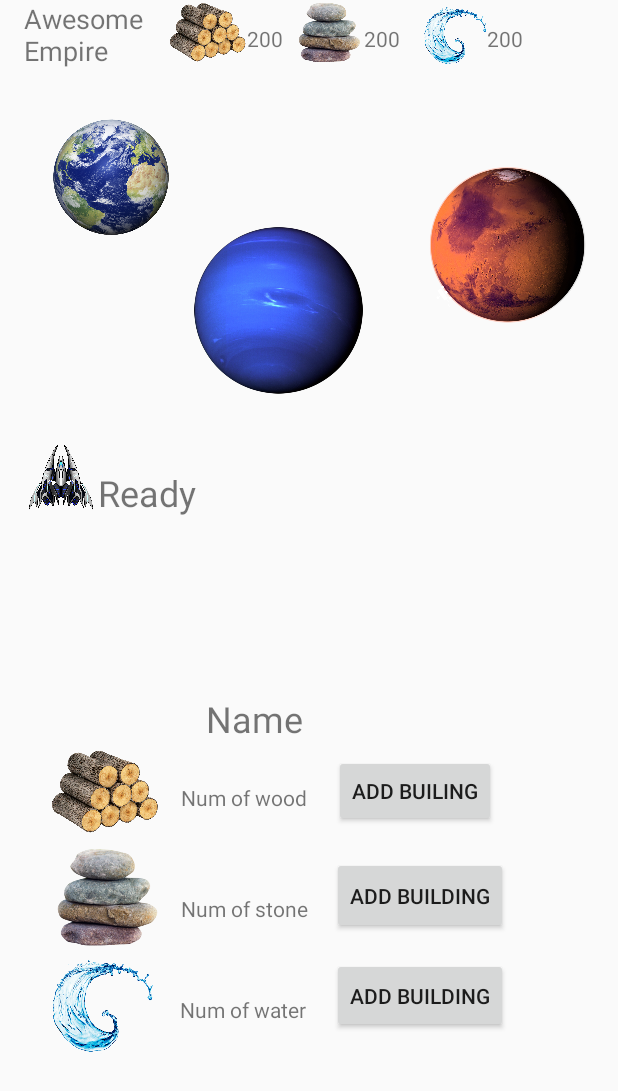
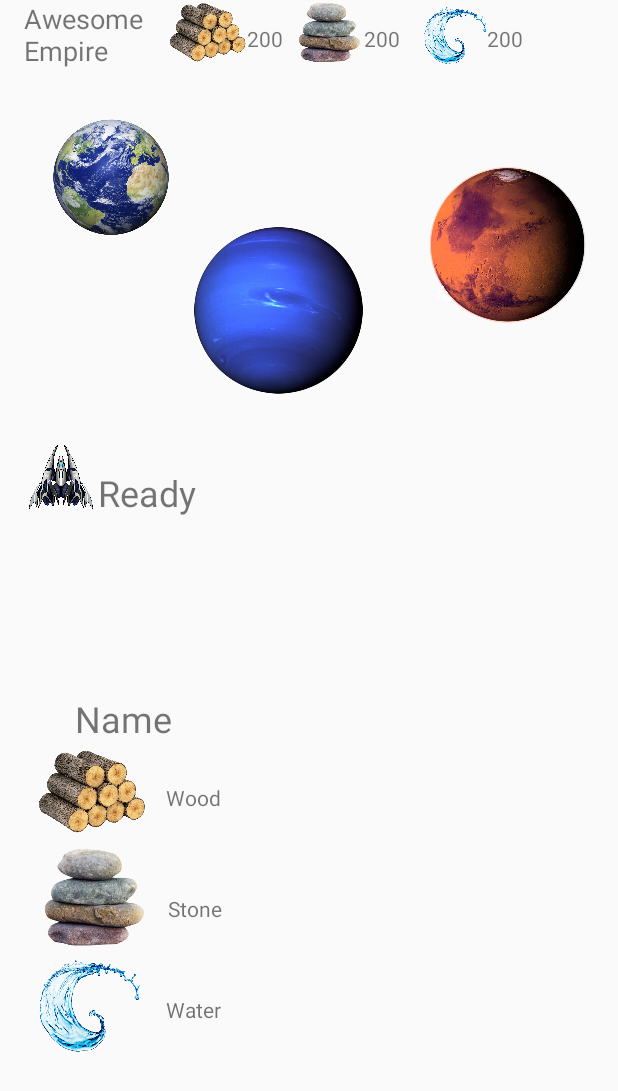
Before and after one commit to somnoynadno/SpaceApp, an Android app: the screen it shows after launch (MainActivity), on a phone screen of 412 x 824 dp. Shown: the top 1091 px of the screen. Run offline under Robolectric (Android 15) with nearby library versions, the phone set to English and light mode, and no system bars.

Commit message:
Planet info layout changed

```diff
--- a/app/src/main/java/com/example/spaceapp/MainActivity.java
+++ b/app/src/main/java/com/example/spaceapp/MainActivity.java
@@ -34,6 +34,9 @@ public class MainActivity extends AppCompatActivity {
     private TextView woodText;
     private TextView waterText;
     private TextView stoneText;
+    private TextView woodBuildingsNum;
+    private TextView waterBuildingsNum;
+    private TextView stoneBuildingsNum;
     private Button addWoodBuiling;
     private Button addStoneBuiling;
     private Button addWaterBuiling;
@@ -92,6 +95,9 @@ public class MainActivity extends AppCompatActivity {
         this.woodText = findViewById(R.id.woodText);
         this.waterText = findViewById(R.id.waterText);
         this.stoneText = findViewById(R.id.stoneText);
+        this.woodBuildingsNum = findViewById(R.id.woodBuildingsNum);
+        this.waterBuildingsNum = findViewById(R.id.waterBuildingsNum);
+        this.stoneBuildingsNum = findViewById(R.id.stoneBuildingsNum);
 
         this.addStoneBuiling = findViewById(R.id.stoneButton);
         this.addWaterBuiling = findViewById(R.id.waterButton);
@@ -109,6 +115,8 @@ public class MainActivity extends AppCompatActivity {
         this.marsView = findViewById(R.id.imageMars);
         this.neptuneView = findViewById(R.id.imageNeptune);
 
+        hidePlanetInfo();
+
         this.earthView.setOnClickListener(new View.OnClickListener() {
             @Override
             public void onClick(View v) {
@@ -125,6 +133,26 @@ public class MainActivity extends AppCompatActivity {
             @Override
             public void onClick(View v) {
                 setPlanetInfo(Neptune);
+            }
+        });
+
+        // TODO: add building type
+        this.addStoneBuiling.setOnClickListener(new View.OnClickListener() {
+            @Override
+            public void onClick(View v) {
+                createBuilding();
+            }
+        });
+        this.addWaterBuiling.setOnClickListener(new View.OnClickListener() {
+            @Override
+            public void onClick(View v) {
+                createBuilding();
+            }
+        });
+        this.addWoodBuiling.setOnClickListener(new View.OnClickListener() {
+            @Override
+            public void onClick(View v) {
+                createBuilding();
             }
         });
     }
@@ -152,13 +180,9 @@ public class MainActivity extends AppCompatActivity {
         }
 
         if (!planet.isCaptured()){
-            this.addStoneBuiling.setVisibility(GONE);
-            this.addWaterBuiling.setVisibility(GONE);
-            this.addWoodBuiling.setVisibility(GONE);
+            this.hidePlanetInfo();
         } else {
-            this.addStoneBuiling.setVisibility(VISIBLE);
-            this.addWaterBuiling.setVisibility(VISIBLE);
-            this.addWoodBuiling.setVisibility(VISIBLE);
+            this.showPlanetInfo();
         }
     }
 
@@ -176,6 +200,7 @@ public class MainActivity extends AppCompatActivity {
                 }
                 publishProgress(myProgress);
             }
+            empire.addPlanet(spaceship.getTargetPlanet());
             return 0;
         }
 
@@ -187,6 +212,30 @@ public class MainActivity extends AppCompatActivity {
                 spaceshipText.setText("Ready");
             }
         }
+    }
+
+    private void createBuilding(){
+
+    }
+
+    private void hidePlanetInfo(){
+        this.addStoneBuiling.setVisibility(GONE);
+        this.addWaterBuiling.setVisibility(GONE);
+        this.addWoodBuiling.setVisibility(GONE);
+
+        this.stoneBuildingsNum.setVisibility(GONE);
+        this.waterBuildingsNum.setVisibility(GONE);
+        this.woodBuildingsNum.setVisibility(GONE);
+    }
+
+    private void showPlanetInfo(){
+        this.addStoneBuiling.setVisibility(VISIBLE);
+        this.addWaterBuiling.setVisibility(VISIBLE);
+        this.addWoodBuiling.setVisibility(VISIBLE);
+
+        this.stoneBuildingsNum.setVisibility(VISIBLE);
+        this.waterBuildingsNum.setVisibility(VISIBLE);
+        this.woodBuildingsNum.setVisibility(VISIBLE);
     }
 
     @Override
--- a/app/src/main/java/com/example/spaceapp/spaceitems/Empire.java
+++ b/app/src/main/java/com/example/spaceapp/spaceitems/Empire.java
@@ -28,6 +28,10 @@ public class Empire {
         return this.name;
     }
 
+    public void addPlanet(Planet planet){
+        this.planets.add(planet);
+    }
+
     public List<Planet> getPlanets(){
         return this.planets;
     }
--- a/app/src/main/res/layout/planet_layout.xml
+++ b/app/src/main/res/layout/planet_layout.xml
@@ -37,7 +37,7 @@
         android:layout_marginStart="12dp"
         android:layout_marginEnd="16dp"
         android:layout_marginBottom="20dp"
-        android:text="Num of wood"
+        android:text="Wood"
         app:layout_constraintBottom_toTopOf="@+id/stoneView"
         app:layout_constraintEnd_toStartOf="@+id/woodButton"
         app:layout_constraintStart_toEndOf="@+id/woodView" />
@@ -61,7 +61,7 @@
         android:layout_marginStart="12dp"
         android:layout_marginEnd="16dp"
         android:layout_marginBottom="20dp"
-        android:text="Num of stone"
+        android:text="Stone"
         app:layout_constraintBottom_toBottomOf="@+id/stoneView"
         app:layout_constraintEnd_toStartOf="@+id/stoneButton"
         app:layout_constraintStart_toEndOf="@+id/stoneView" />
@@ -85,7 +85,7 @@
         android:layout_marginStart="16dp"
         android:layout_marginEnd="16dp"
         android:layout_marginBottom="24dp"
-        android:text="Num of water"
+        android:text="Water"
         app:layout_constraintBottom_toBottomOf="@+id/waterView"
         app:layout_constraintEnd_toStartOf="@+id/waterButton"
         app:layout_constraintStart_toEndOf="@+id/waterView" />
@@ -94,10 +94,10 @@
         android:id="@+id/woodButton"
         android:layout_width="wrap_content"
         android:layout_height="wrap_content"
-        android:layout_marginTop="8dp"
-        android:layout_marginEnd="8dp"
+        android:layout_marginTop="12dp"
+        android:layout_marginEnd="32dp"
         android:text="add builing"
-        app:layout_constraintEnd_toEndOf="parent"
+        app:layout_constraintEnd_toStartOf="@+id/woodBuildingsNum"
         app:layout_constraintTop_toBottomOf="@+id/planetName" />
 
     <Button
@@ -105,16 +105,51 @@
         android:layout_width="117dp"
         android:layout_height="51dp"
         android:layout_marginTop="20dp"
+        android:layout_marginEnd="20dp"
         android:text="add building"
-        app:layout_constraintEnd_toEndOf="parent"
+        app:layout_constraintEnd_toStartOf="@+id/stoneBuildingsNum"
         app:layout_constraintTop_toBottomOf="@+id/woodButton" />
 
     <Button
         android:id="@+id/waterButton"
         android:layout_width="117dp"
         android:layout_height="50dp"
-        android:layout_marginTop="16dp"
+        android:layout_marginTop="20dp"
+        android:layout_marginEnd="20dp"
         android:text="add building"
+        app:layout_constraintEnd_toStartOf="@+id/waterBuildingsNum"
+        app:layout_constraintTop_toBottomOf="@+id/stoneButton" />
+
+    <TextView
+        android:id="@+id/woodBuildingsNum"
+        android:layout_width="wrap_content"
+        android:layout_height="wrap_content"
+        android:layout_marginTop="24dp"
+        android:layout_marginEnd="28dp"
+        android:text="0"
+        android:textSize="24sp"
         app:layout_constraintEnd_toEndOf="parent"
-        app:layout_constraintTop_toBottomOf="@+id/stoneButton" />
+        app:layout_constraintTop_toBottomOf="@+id/planetName" />
+
+    <TextView
+        android:id="@+id/stoneBuildingsNum"
+        android:layout_width="wrap_content"
+        android:layout_height="wrap_content"
+        android:layout_marginTop="32dp"
+        android:layout_marginEnd="28dp"
+        android:text="0"
+        android:textSize="24sp"
+        app:layout_constraintEnd_toEndOf="parent"
+        app:layout_constraintTop_toBottomOf="@+id/woodBuildingsNum" />
+
+    <TextView
+        android:id="@+id/waterBuildingsNum"
+        android:layout_width="wrap_content"
+        android:layout_height="wrap_content"
+        android:layout_marginTop="32dp"
+        android:layout_marginEnd="28dp"
+        android:text="0"
+        android:textSize="24sp"
+        app:layout_constraintEnd_toEndOf="parent"
+        app:layout_constraintTop_toBottomOf="@+id/stoneBuildingsNum" />
 </androidx.constraintlayout.widget.ConstraintLayout>
```
